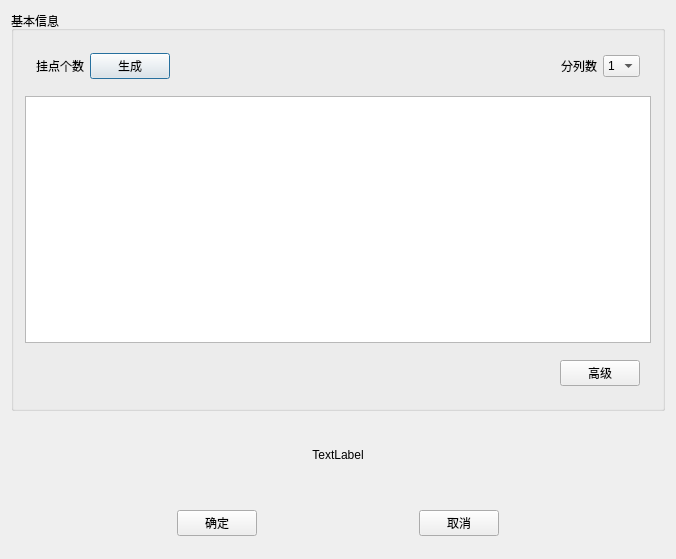
This is TW/Wire_InterFace.ui in Shixuku/Tower-Visual as Qt 5 draws it before an edit. The edited form follows.
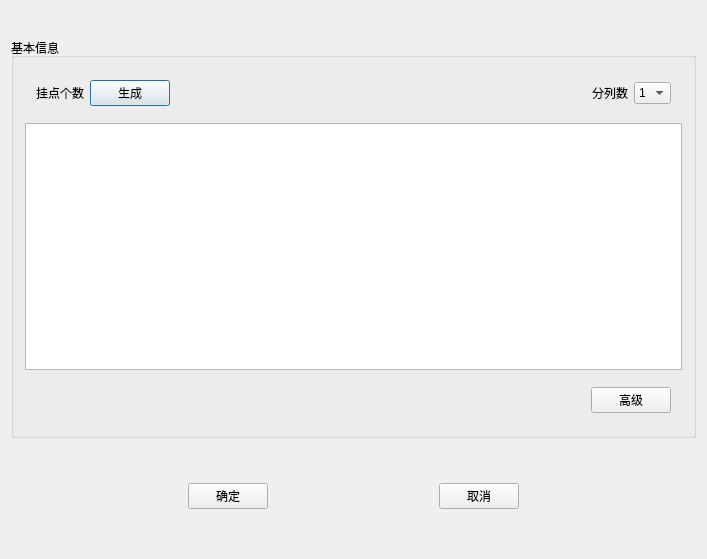
This is the edited form.

The edit to the form file:
```diff
--- a/TW/Wire_InterFace.ui
+++ b/TW/Wire_InterFace.ui
@@ -6,7 +6,7 @@
    <rect>
     <x>0</x>
     <y>0</y>
-    <width>676</width>
+    <width>707</width>
     <height>559</height>
    </rect>
   </property>
@@ -170,22 +170,6 @@
     </widget>
    </item>
    <item row="1" column="0">
-    <widget class="QLabel" name="label">
-     <property name="maximumSize">
-      <size>
-       <width>10000</width>
-       <height>200</height>
-      </size>
-     </property>
-     <property name="text">
-      <string>TextLabel</string>
-     </property>
-     <property name="alignment">
-      <set>Qt::AlignCenter</set>
-     </property>
-    </widget>
-   </item>
-   <item row="2" column="0">
     <widget class="QWidget" name="widget_5" native="true">
      <property name="maximumSize">
       <size>
```
